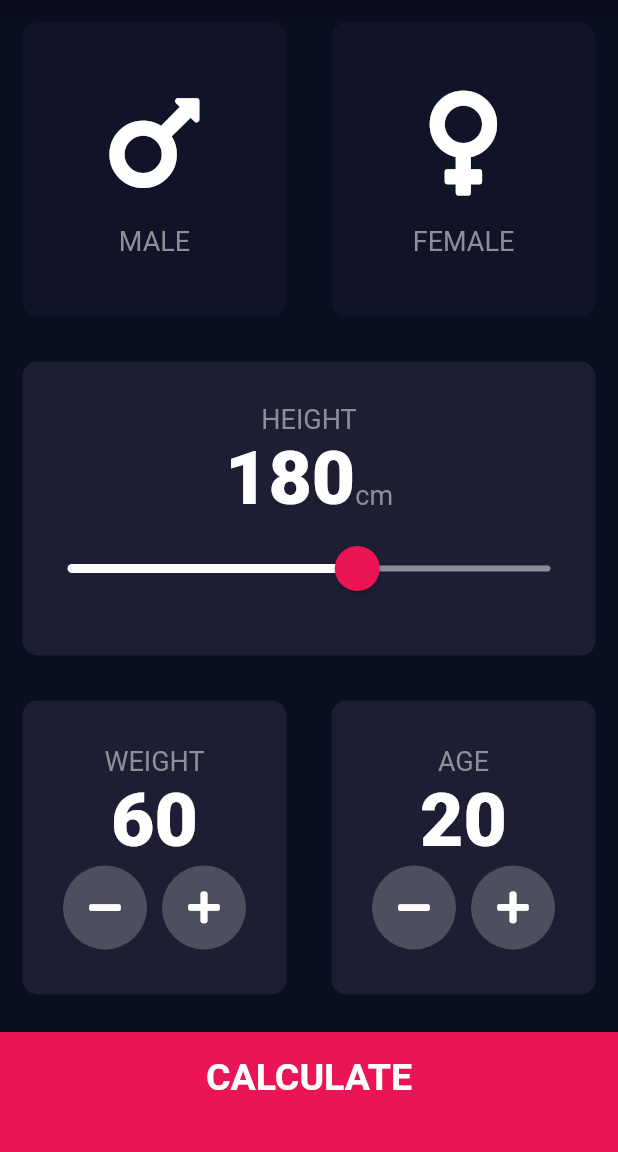
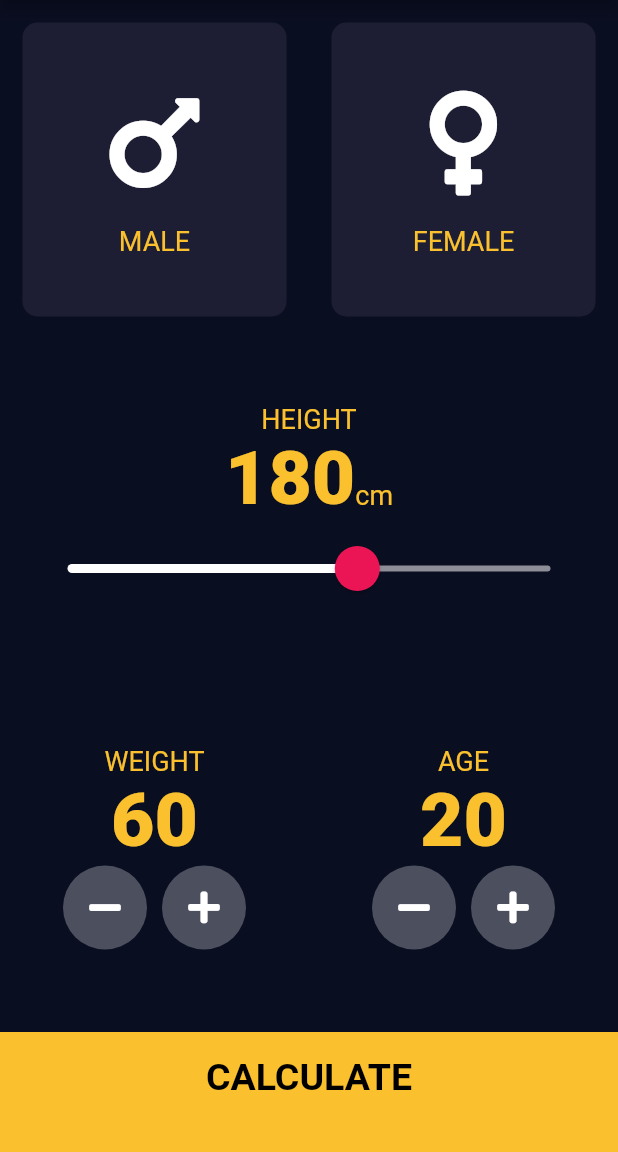
Before and after one commit to JasonLim1009/bmi_calculator_flutter, a Flutter app: the screen it shows after launch, on a phone screen of 412 x 824 dp, the part 84-1236 px from its top. Run offline on Flutter 3.47's test engine with Material 2 defaults, Android fonts, the phone set to English and light mode, and no system bars; our stand-ins replace font_awesome_flutter.

Commit message:
Update constants.dart

```diff
--- a/lib/constants.dart
+++ b/lib/constants.dart
@@ -1,28 +1,35 @@
 import 'package:flutter/material.dart';
 
 const kBottomContainerHeight = 80.0;
-const kActiveCardColour = Color(0xFF1D1E33);
-const kInactiveCardColour = Color(0xFF111328);
-const kBottomContainerColour = Color(0xFFEB1555);
+const kActiveCardColour = Color(0xFF0A0E21);
+const kInactiveCardColour = Color(0xFF1D1E33);
+const kBottomContainerColour = Color(0xFFFBC02D);
+
+const kHeadTextStyle = TextStyle(
+  color: Color(0xFFFBC02D),
+);
 
 const kLabelTextStyle = TextStyle(
   fontSize: 18.0,
-  color: Color(0xFF8D8E98),
+  color: Color(0xFFFBC02D),
 );
 
 const kNumberTextStyle = TextStyle(
   fontSize: 50.0,
   fontWeight: FontWeight.w900,
+  color: Color(0xFFFBC02D),
 );
 
 const kLargeButtonTextStyle = TextStyle(
   fontSize: 25.0,
   fontWeight: FontWeight.bold,
+  color: Colors.black,
 );
 
 const kTitleTextStyle = TextStyle(
   fontSize: 50.0,
   fontWeight: FontWeight.bold,
+  color: Color(0xFFFBC02D),
 );
 
 const kResultTextStyle = TextStyle(
@@ -34,8 +41,10 @@ const kResultTextStyle = TextStyle(
 const kBMITextStyle = TextStyle(
   fontSize: 100.0,
   fontWeight: FontWeight.bold,
+  color: Color(0xFFFBC02D),
 );
 
 const kBodyTextStyle = TextStyle(
   fontSize: 22.0,
+  color: Color(0xFFFBC02D),
 );
```
